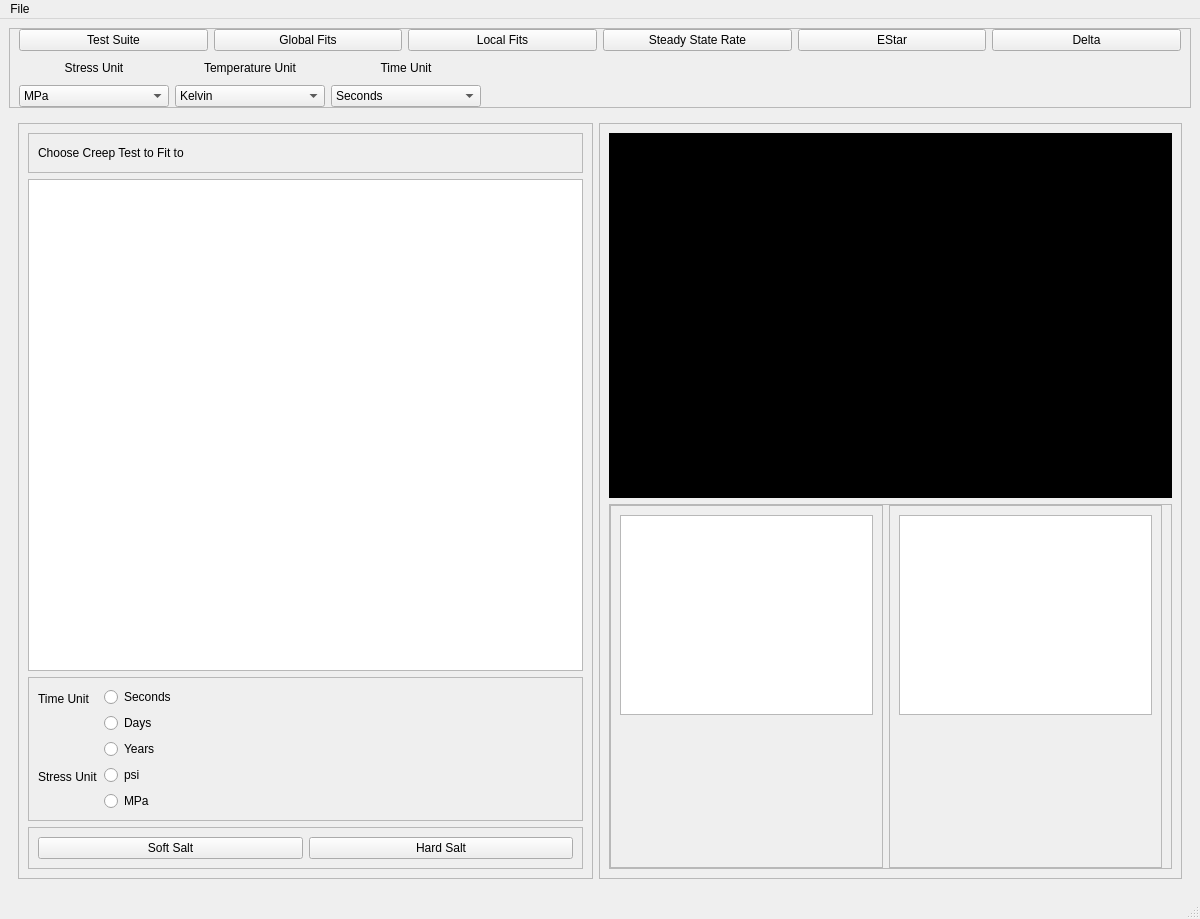
Old version of the form src/frontend/designer/ui_main.ui in the repository sd-brady/creeper.
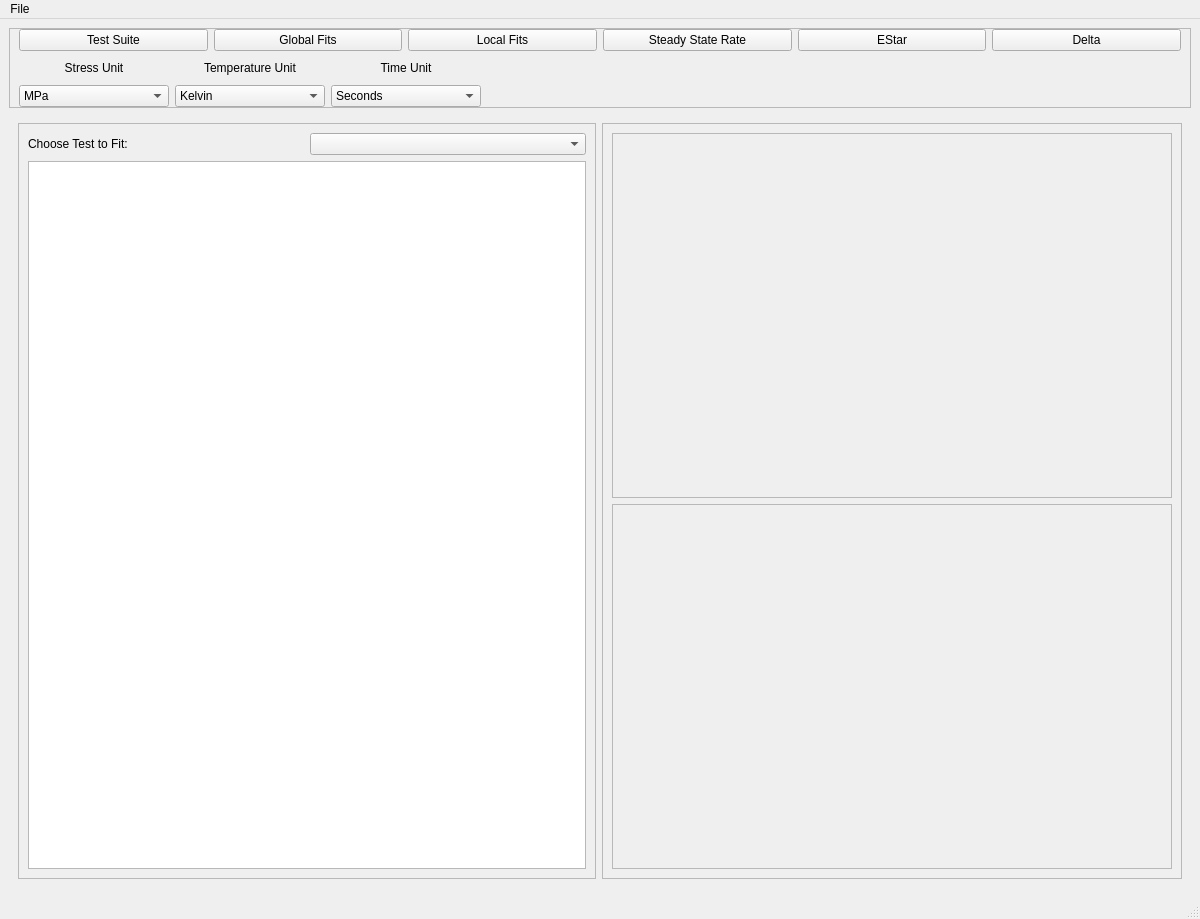
New version of the form. The open tabs and pages were chosen to show the change.

Commit message: Started a new layout on the local tests tab.

What changed in the file:
```diff
--- a/src/frontend/designer/ui_main.ui
+++ b/src/frontend/designer/ui_main.ui
@@ -516,163 +516,41 @@
        </property>
        <layout class="QHBoxLayout" name="horizontalLayout_4">
         <item>
-         <layout class="QHBoxLayout" name="horizontalLayout_3">
-          <item>
            <widget class="QFrame" name="frame_3">
-            <property name="minimumSize">
-             <size>
-              <width>575</width>
-              <height>0</height>
-             </size>
-            </property>
             <property name="frameShape">
              <enum>QFrame::StyledPanel</enum>
             </property>
             <property name="frameShadow">
              <enum>QFrame::Raised</enum>
             </property>
-            <layout class="QVBoxLayout" name="verticalLayout_8">
+          <layout class="QVBoxLayout" name="verticalLayout_3">
              <item>
-              <widget class="QFrame" name="frame_10">
-               <property name="minimumSize">
-                <size>
-                 <width>0</width>
-                 <height>40</height>
-                </size>
-               </property>
-               <property name="frameShape">
-                <enum>QFrame::StyledPanel</enum>
-               </property>
-               <property name="frameShadow">
-                <enum>QFrame::Raised</enum>
-               </property>
-               <layout class="QHBoxLayout" name="horizontalLayout_8">
+            <layout class="QHBoxLayout" name="horizontalLayout_2">
                 <item>
-                 <widget class="QLabel" name="label_3">
-                  <property name="text">
-                   <string>Choose Creep Test to Fit to</string>
-                  </property>
-                 </widget>
-                </item>
-               </layout>
-              </widget>
-             </item>
-             <item>
-              <widget class="QTableView" name="tableView">
-               <property name="minimumSize">
-                <size>
-                 <width>300</width>
-                 <height>0</height>
-                </size>
-               </property>
-              </widget>
-             </item>
-             <item>
-              <widget class="QFrame" name="frame_9">
-               <property name="frameShape">
-                <enum>QFrame::StyledPanel</enum>
-               </property>
-               <property name="frameShadow">
-                <enum>QFrame::Raised</enum>
-               </property>
-               <layout class="QHBoxLayout" name="horizontalLayout_7">
-                <item>
-                 <layout class="QFormLayout" name="formLayout_2">
-                  <item row="0" column="0">
                    <widget class="QLabel" name="label">
                     <property name="text">
-                     <string>Time Unit</string>
+                <string>Choose Test to Fit:</string>
                     </property>
                    </widget>
                   </item>
-                  <item row="1" column="0">
-                   <widget class="QLabel" name="label_2">
-                    <property name="text">
-                     <string>Stress Unit</string>
-                    </property>
-                   </widget>
-                  </item>
-                  <item row="0" column="1">
-                   <layout class="QVBoxLayout" name="verticalLayout_6">
                     <item>
-                     <widget class="QRadioButton" name="radioButton">
-                      <property name="text">
-                       <string>Seconds</string>
-                      </property>
-                     </widget>
-                    </item>
-                    <item>
-                     <widget class="QRadioButton" name="radioButton_2">
-                      <property name="text">
-                       <string>Days</string>
-                      </property>
-                     </widget>
-                    </item>
-                    <item>
-                     <widget class="QRadioButton" name="radioButton_3">
-                      <property name="text">
-                       <string>Years</string>
-                      </property>
-                     </widget>
-                    </item>
-                   </layout>
-                  </item>
-                  <item row="1" column="1">
-                   <layout class="QVBoxLayout" name="verticalLayout_7">
+              <widget class="QComboBox" name="combo_localfits_testlist"/>
+             </item>
+            </layout>
+           </item>
                     <item>
-                     <widget class="QRadioButton" name="radioButton_4">
-                      <property name="text">
-                       <string>psi</string>
-                      </property>
-                     </widget>
-                    </item>
-                    <item>
-                     <widget class="QRadioButton" name="radioButton_5">
-                      <property name="text">
-                       <string>MPa</string>
-                      </property>
-                     </widget>
-                    </item>
-                   </layout>
-                  </item>
-                 </layout>
-                </item>
-               </layout>
-              </widget>
-             </item>
-             <item>
-              <widget class="QFrame" name="frame_8">
-               <property name="frameShape">
-                <enum>QFrame::StyledPanel</enum>
-               </property>
-               <property name="frameShadow">
-                <enum>QFrame::Raised</enum>
-               </property>
-               <layout class="QHBoxLayout" name="horizontalLayout_6">
-                <item>
-                 <widget class="QPushButton" name="pushButton_2">
-                  <property name="text">
-                   <string>Soft Salt</string>
-                  </property>
-                 </widget>
-                </item>
-                <item>
-                 <widget class="QPushButton" name="pushButton">
-                  <property name="text">
-                   <string>Hard Salt</string>
-                  </property>
-                 </widget>
-                </item>
-               </layout>
-              </widget>
+            <widget class="QTableView" name="table_localfits_md"/>
              </item>
             </layout>
            </widget>
           </item>
           <item>
            <widget class="QFrame" name="frame_2">
-            <property name="styleSheet">
-             <string notr="true"/>
+          <property name="minimumSize">
+           <size>
+            <width>580</width>
+            <height>0</height>
+           </size>
             </property>
             <property name="frameShape">
              <enum>QFrame::StyledPanel</enum>
@@ -681,32 +559,6 @@
              <enum>QFrame::Raised</enum>
             </property>
             <layout class="QVBoxLayout" name="verticalLayout_2">
-             <item>
-              <widget class="QFrame" name="frame_4">
-               <property name="minimumSize">
-                <size>
-                 <width>550</width>
-                 <height>365</height>
-                </size>
-               </property>
-               <property name="maximumSize">
-                <size>
-                 <width>16777215</width>
-                 <height>16777215</height>
-                </size>
-               </property>
-               <property name="styleSheet">
-                <string notr="true">background-color: black
-</string>
-               </property>
-               <property name="frameShape">
-                <enum>QFrame::StyledPanel</enum>
-               </property>
-               <property name="frameShadow">
-                <enum>QFrame::Raised</enum>
-               </property>
-              </widget>
-             </item>
              <item>
               <widget class="QFrame" name="frame_5">
                <property name="frameShape">
@@ -715,117 +567,20 @@
                <property name="frameShadow">
                 <enum>QFrame::Raised</enum>
                </property>
-               <layout class="QHBoxLayout" name="horizontalLayout_5">
-                <property name="leftMargin">
-                 <number>0</number>
-                </property>
-                <property name="topMargin">
-                 <number>0</number>
-                </property>
-                <property name="bottomMargin">
-                 <number>0</number>
-                </property>
-                <item>
-                 <widget class="QFrame" name="frame_7">
-                  <property name="minimumSize">
-                   <size>
-                    <width>270</width>
-                    <height>0</height>
-                   </size>
-                  </property>
-                  <property name="frameShape">
-                   <enum>QFrame::StyledPanel</enum>
-                  </property>
-                  <property name="frameShadow">
-                   <enum>QFrame::Raised</enum>
-                  </property>
-                  <layout class="QVBoxLayout" name="verticalLayout_3">
-                   <item>
-                    <widget class="QListView" name="listView">
-                     <property name="minimumSize">
-                      <size>
-                       <width>250</width>
-                       <height>200</height>
-                      </size>
-                     </property>
-                     <property name="maximumSize">
-                      <size>
-                       <width>270</width>
-                       <height>200</height>
-                      </size>
-                     </property>
                     </widget>
                    </item>
                    <item>
-                    <spacer name="verticalSpacer">
-                     <property name="orientation">
-                      <enum>Qt::Vertical</enum>
-                     </property>
-                     <property name="sizeHint" stdset="0">
-                      <size>
-                       <width>20</width>
-                       <height>40</height>
-                      </size>
-                     </property>
-                    </spacer>
-                   </item>
-                  </layout>
-                 </widget>
-                </item>
-                <item>
-                 <widget class="QFrame" name="frame_6">
-                  <property name="minimumSize">
-                   <size>
-                    <width>270</width>
-                    <height>0</height>
-                   </size>
-                  </property>
+            <widget class="QFrame" name="frame_4">
                   <property name="frameShape">
                    <enum>QFrame::StyledPanel</enum>
                   </property>
                   <property name="frameShadow">
                    <enum>QFrame::Raised</enum>
                   </property>
-                  <layout class="QVBoxLayout" name="verticalLayout_4">
-                   <item>
-                    <widget class="QListView" name="listView_2">
-                     <property name="minimumSize">
-                      <size>
-                       <width>250</width>
-                       <height>200</height>
-                      </size>
-                     </property>
-                     <property name="maximumSize">
-                      <size>
-                       <width>270</width>
-                       <height>200</height>
-                      </size>
-                     </property>
-                    </widget>
-                   </item>
-                   <item>
-                    <spacer name="verticalSpacer_2">
-                     <property name="orientation">
-                      <enum>Qt::Vertical</enum>
-                     </property>
-                     <property name="sizeHint" stdset="0">
-                      <size>
-                       <width>20</width>
-                       <height>40</height>
-                      </size>
-                     </property>
-                    </spacer>
-                   </item>
-                  </layout>
-                 </widget>
-                </item>
-               </layout>
-              </widget>
-             </item>
-            </layout>
-           </widget>
-          </item>
-         </layout>
+            </widget>
+           </item>
+          </layout>
+         </widget>
         </item>
        </layout>
       </widget>
```
Left out of the diff: 2 changed lines with no effect on the pictures. Lines whose indentation alone changed are shown as unchanged. The commit also changes 3 other files.
